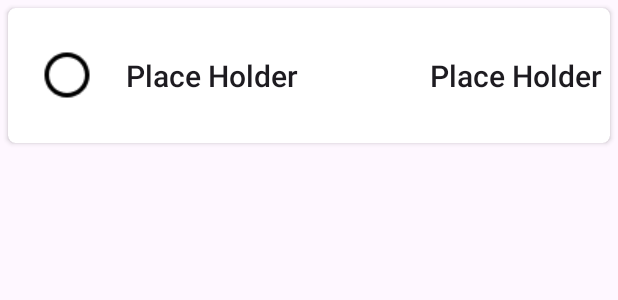
After one commit to LuscasD/ToDoList_Pt-Bt, an Android app: the layout task_item_cell.xml on its own in the app's theme, with its tools: preview values and no code run, on a phone screen of 412 x 824 dp. The commit adds this screen. Shown: the top 300 px of the screen. Run offline under Robolectric (Android 15) with nearby library versions, the phone set to English and light mode, and no system bars.

Commit message:
CreateTasks

```diff
--- a/ListaDeTarefas/app/build.gradle.kts
+++ b/ListaDeTarefas/app/build.gradle.kts
@@ -9,7 +9,7 @@ android {
 
     defaultConfig {
         applicationId = "com.example.listadetarefas"
-        minSdk = 21
+        minSdk = 26
         targetSdk = 34
         versionCode = 1
         versionName = "1.0"
--- /dev/null
+++ b/ListaDeTarefas/app/src/main/res/drawable/checked_24.xml
@@ -0,0 +1,5 @@
+<vector xmlns:android="http://schemas.android.com/apk/res/android" android:height="24dp" android:tint="#000000" android:viewportHeight="24" android:viewportWidth="24" android:width="24dp">
+
+    <path android:fillColor="@android:color/white" android:pathData="M16.59,7.58L10,14.17l-3.59,-3.58L5,12l5,5 8,-8zM12,2C6.48,2 2,6.48 2,12s4.48,10 10,10 10,-4.48 10,-10S17.52,2 12,2zM12,20c-4.42,0 -8,-3.58 -8,-8s3.58,-8 8,-8 8,3.58 8,8 -3.58,8 -8,8z"/>
+
+</vector>
--- /dev/null
+++ b/ListaDeTarefas/app/src/main/res/drawable/unchecked_24.xml
@@ -0,0 +1,5 @@
+<vector xmlns:android="http://schemas.android.com/apk/res/android" android:height="24dp" android:tint="#000000" android:viewportHeight="24" android:viewportWidth="24" android:width="24dp">
+
+    <path android:fillColor="@android:color/white" android:pathData="M12,2C6.48,2 2,6.48 2,12s4.48,10 10,10 10,-4.48 10,-10S17.52,2 12,2zM12,20c-4.42,0 -8,-3.58 -8,-8s3.58,-8 8,-8 8,3.58 8,8 -3.58,8 -8,8z"/>
+
+</vector>
--- a/ListaDeTarefas/app/src/main/res/layout/fragment_new_task_sheet.xml
+++ b/ListaDeTarefas/app/src/main/res/layout/fragment_new_task_sheet.xml
@@ -8,6 +8,7 @@
     tools:context=".NewTaskSheet">
 
     <TextView
+        android:id="@+id/taskTitle"
         android:layout_width="match_parent"
         android:layout_height="wrap_content"
         android:text="Nova Tarefa"
--- /dev/null
+++ b/ListaDeTarefas/app/src/main/res/layout/task_item_cell.xml
@@ -0,0 +1,54 @@
+<?xml version="1.0" encoding="utf-8"?>
+<androidx.cardview.widget.CardView
+    android:id="@+id/taskCellContainer"
+    xmlns:android="http://schemas.android.com/apk/res/android"
+    android:layout_width="match_parent"
+    android:layout_height="90dp"
+    app:cardCornerRadius="5dp"
+    android:layout_margin="5dp"
+    xmlns:app="http://schemas.android.com/apk/res-auto">
+
+
+    <LinearLayout
+        android:orientation="horizontal"
+        android:layout_width="match_parent"
+        android:layout_height="match_parent">
+
+        <ImageButton
+            android:layout_width="wrap_content"
+            android:layout_height="wrap_content"
+            android:layout_gravity="center"
+            android:scaleY="1.5"
+            android:scaleX="1.5"
+            android:contentDescription="@string/checkbox"
+            android:id="@+id/completeButton"
+            android:layout_marginHorizontal="15dp"
+            android:src="@drawable/unchecked_24"
+            android:backgroundTint="@android:color/transparent"
+            />
+
+
+        <TextView
+            android:layout_width="0dp"
+            android:layout_height="wrap_content"
+            android:id="@+id/name"
+            android:text="@string/place_holder"
+            style="@style/TextAppearance.AppCompat.Title"
+            android:layout_gravity="center"
+            android:layout_weight="1"/>
+
+        <TextView
+            android:layout_marginHorizontal="5dp"
+            android:layout_width="wrap_content"
+            android:layout_height="wrap_content"
+            android:id="@+id/dueTime"
+            android:text="@string/place_holder"
+            style="@style/TextAppearance.AppCompat.Title"
+            android:layout_gravity="center"
+          />
+
+
+
+    </LinearLayout>
+
+</androidx.cardview.widget.CardView>
--- a/ListaDeTarefas/app/src/main/res/values/colors.xml
+++ b/ListaDeTarefas/app/src/main/res/values/colors.xml
@@ -2,4 +2,5 @@
 <resources>
     <color name="black">#FF000000</color>
     <color name="white">#FFFFFFFF</color>
+    <color name="purple_500">#5F36F4</color>
 </resources>
--- a/ListaDeTarefas/app/src/main/res/values/strings.xml
+++ b/ListaDeTarefas/app/src/main/res/values/strings.xml
@@ -2,4 +2,7 @@
     <string name="app_name">ListaDeTarefas</string>
     <!-- TODO: Remove or change this placeholder text -->
     <string name="hello_blank_fragment">Hello blank fragment</string>
+    <string name="place_holder">Place Holder</string>
+    <string name="checkbox">CheckBox</string>
+    <string name="nova_tarefa">Nova Tarefa</string>
 </resources>
```
Also changed, not shown: ListaDeTarefas/app/src/main/java/com/example/listadetarefas/MainActivity.kt (+14 -6 lines), ListaDeTarefas/app/src/main/java/com/example/listadetarefas/NewTaskSheet.kt (+26 -3 lines), ListaDeTarefas/app/src/main/java/com/example/listadetarefas/TaskItem.kt (+10 -2 lines), ListaDeTarefas/app/src/main/java/com/example/listadetarefas/TaskItemAdapter.kt (added, +25 -0 lines), ListaDeTarefas/app/src/main/java/com/example/listadetarefas/TaskItemViewHolder.kt (added, +25 -0 lines), ListaDeTarefas/app/src/main/java/com/example/listadetarefas/TaskViewModel.kt (+37 -2 lines), ListaDeTarefas/app/src/main/res/layout/activity_main.xml (+7 -28 lines).
